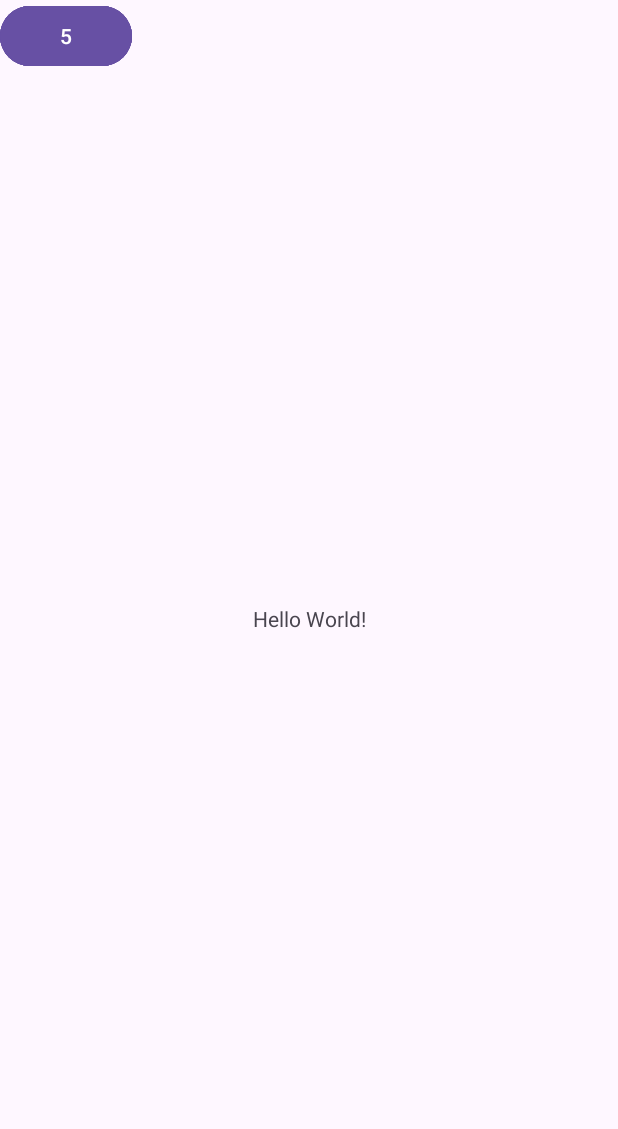
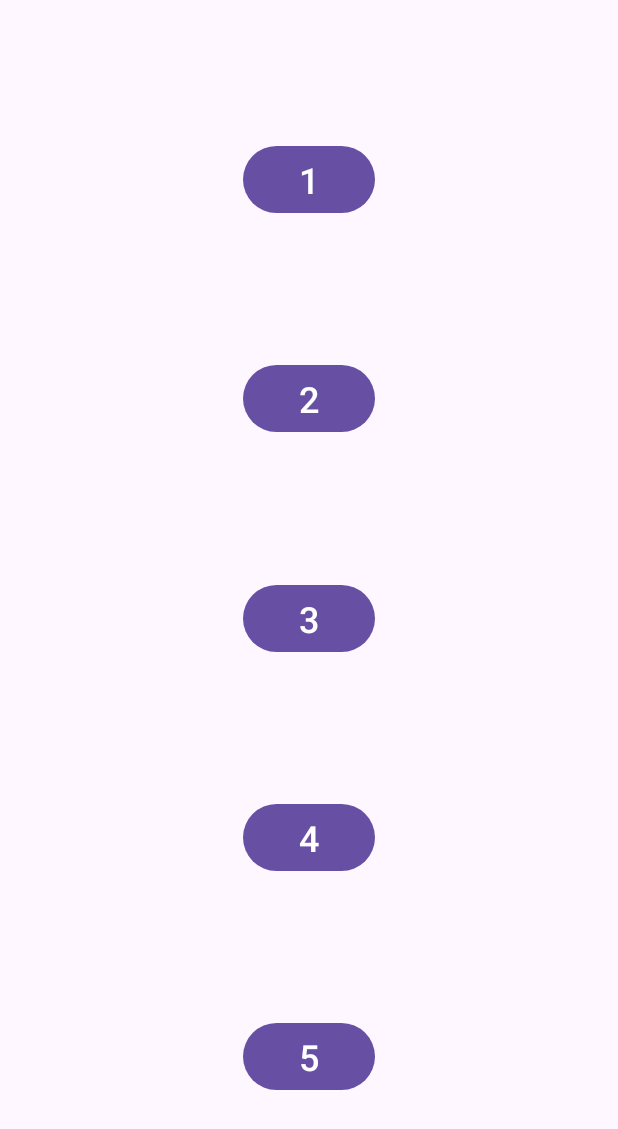
Before and after one commit to Amurdock6/CS4530_u1244572, an Android app: the screen it shows after launch (MainActivity), on a phone screen of 412 x 824 dp. Shown: the top 1129 px of the screen. Run offline under Robolectric (Android 15) with nearby library versions, the phone set to English and light mode, and no system bars.

Commit message:
Fixed Android Manifiest and tested

```diff
--- a/app/src/main/AndroidManifest.xml
+++ b/app/src/main/AndroidManifest.xml
@@ -11,6 +11,11 @@
         android:roundIcon="@mipmap/ic_launcher_round"
         android:supportsRtl="true"
         android:theme="@style/Theme.Assignment1HelloAndroid">
+
+        <activity
+            android:name=".SecondActivity"
+            android:exported="false" />
+
         <activity
             android:name=".MainActivity"
             android:exported="true">
--- a/app/src/main/res/layout/activity_main.xml
+++ b/app/src/main/res/layout/activity_main.xml
@@ -7,54 +7,61 @@
     android:layout_height="match_parent"
     tools:context=".MainActivity">
 
-    <TextView
-        android:layout_width="wrap_content"
-        android:layout_height="wrap_content"
-        android:text="Hello World!"
-        app:layout_constraintBottom_toBottomOf="parent"
-        app:layout_constraintEnd_toEndOf="parent"
-        app:layout_constraintStart_toStartOf="parent"
-        app:layout_constraintTop_toTopOf="parent" />
-
+    <!-- Button 1 (chain head) -->
     <Button
         android:id="@+id/button"
         android:layout_width="wrap_content"
         android:layout_height="wrap_content"
         android:text="1"
-        tools:layout_editor_absoluteX="157dp"
-        tools:layout_editor_absoluteY="79dp" />
-
+        android:textSize="24sp"
+        app:layout_constraintBottom_toTopOf="@+id/button2"
+        app:layout_constraintEnd_toEndOf="parent"
+        app:layout_constraintStart_toStartOf="parent"
+        app:layout_constraintTop_toTopOf="parent"
+        app:layout_constraintVertical_chainStyle="spread" />
 
     <Button
         android:id="@+id/button2"
         android:layout_width="wrap_content"
         android:layout_height="wrap_content"
         android:text="2"
-        tools:layout_editor_absoluteX="155dp"
-        tools:layout_editor_absoluteY="214dp" />
+        android:textSize="24sp"
+        app:layout_constraintBottom_toTopOf="@+id/button3"
+        app:layout_constraintEnd_toEndOf="parent"
+        app:layout_constraintStart_toStartOf="parent"
+        app:layout_constraintTop_toBottomOf="@id/button" />
 
     <Button
         android:id="@+id/button3"
         android:layout_width="wrap_content"
         android:layout_height="wrap_content"
         android:text="3"
-        tools:layout_editor_absoluteX="160dp"
-        tools:layout_editor_absoluteY="327dp" />
+        android:textSize="24sp"
+        app:layout_constraintBottom_toTopOf="@+id/button4"
+        app:layout_constraintEnd_toEndOf="parent"
+        app:layout_constraintStart_toStartOf="parent"
+        app:layout_constraintTop_toBottomOf="@id/button2" />
 
     <Button
         android:id="@+id/button4"
         android:layout_width="wrap_content"
         android:layout_height="wrap_content"
         android:text="4"
-        tools:layout_editor_absoluteX="155dp"
-        tools:layout_editor_absoluteY="447dp" />
+        android:textSize="24sp"
+        app:layout_constraintBottom_toTopOf="@+id/button5"
+        app:layout_constraintEnd_toEndOf="parent"
+        app:layout_constraintStart_toStartOf="parent"
+        app:layout_constraintTop_toBottomOf="@id/button3" />
 
     <Button
         android:id="@+id/button5"
         android:layout_width="wrap_content"
         android:layout_height="wrap_content"
         android:text="5"
-        tools:layout_editor_absoluteX="143dp"
-        tools:layout_editor_absoluteY="547dp" />
+        android:textSize="24sp"
+        app:layout_constraintBottom_toBottomOf="parent"
+        app:layout_constraintEnd_toEndOf="parent"
+        app:layout_constraintStart_toStartOf="parent"
+        app:layout_constraintTop_toBottomOf="@id/button4" />
 
 </androidx.constraintlayout.widget.ConstraintLayout>
--- a/app/src/main/res/layout/activity_secondary.xml
+++ b/app/src/main/res/layout/activity_secondary.xml
@@ -15,6 +15,7 @@
         android:layout_marginEnd="177dp"
         android:layout_marginBottom="356dp"
         android:text="TextView"
+        android:textSize="48sp"
         app:layout_constraintBottom_toBottomOf="parent"
         app:layout_constraintEnd_toEndOf="parent"
         app:layout_constraintStart_toStartOf="parent"
```
